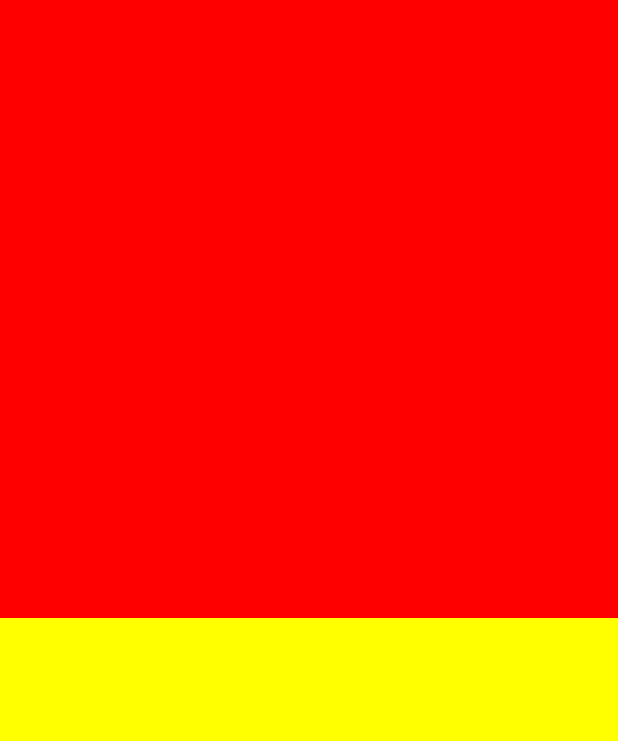
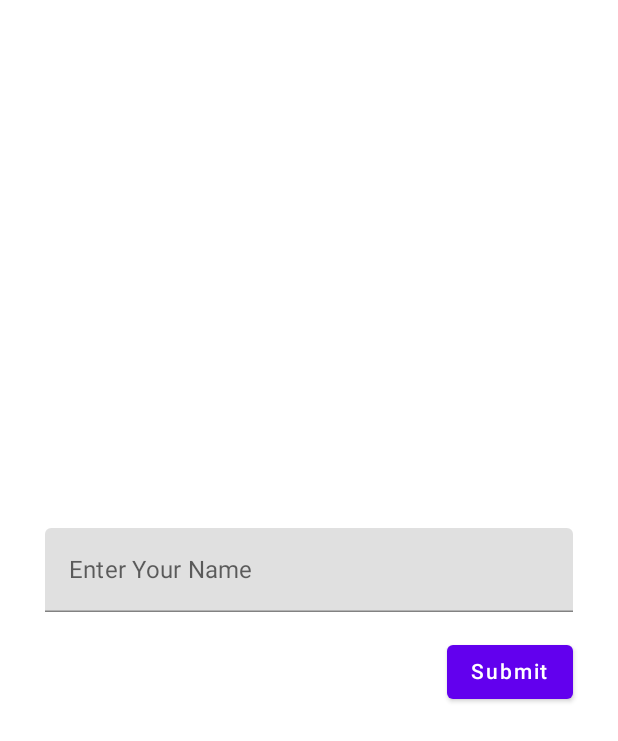
Before and after one commit to hanselgunawan/jetpack-compose, an Android app built with Jetpack Compose: the screen it shows after launch (MainActivity), on a phone screen of 412 x 824 dp. Shown: the top 741 px of the screen. Run offline under Robolectric (Android 15) with nearby library versions, the phone set to English and light mode, and no system bars.

Commit message:
TextField & Button - Compose

```diff
--- a/app/src/main/java/com/example/jetpackcompose/MainActivity.kt
+++ b/app/src/main/java/com/example/jetpackcompose/MainActivity.kt
@@ -3,84 +3,72 @@ package com.example.jetpackcompose
 import android.os.Bundle
 import androidx.activity.ComponentActivity
 import androidx.activity.compose.setContent
-import androidx.compose.foundation.Image
-import androidx.compose.foundation.background
-import androidx.compose.foundation.clickable
+import androidx.compose.foundation.layout.Arrangement
 import androidx.compose.foundation.layout.Box
 import androidx.compose.foundation.layout.Column
+import androidx.compose.foundation.layout.Spacer
 import androidx.compose.foundation.layout.fillMaxSize
 import androidx.compose.foundation.layout.fillMaxWidth
 import androidx.compose.foundation.layout.height
 import androidx.compose.foundation.layout.padding
-import androidx.compose.foundation.shape.RoundedCornerShape
-import androidx.compose.material.Card
+import androidx.compose.material.Button
+import androidx.compose.material.Scaffold
 import androidx.compose.material.Text
-import androidx.compose.runtime.Composable
+import androidx.compose.material.TextField
+import androidx.compose.material.rememberScaffoldState
+import androidx.compose.runtime.getValue
 import androidx.compose.runtime.mutableStateOf
 import androidx.compose.runtime.remember
+import androidx.compose.runtime.rememberCoroutineScope
+import androidx.compose.runtime.setValue
 import androidx.compose.ui.Alignment
 import androidx.compose.ui.Modifier
-import androidx.compose.ui.graphics.Brush
-import androidx.compose.ui.graphics.Color
-import androidx.compose.ui.graphics.painter.Painter
-import androidx.compose.ui.layout.ContentScale
-import androidx.compose.ui.res.painterResource
-import androidx.compose.ui.text.SpanStyle
-import androidx.compose.ui.text.TextStyle
-import androidx.compose.ui.text.buildAnnotatedString
-import androidx.compose.ui.text.font.Font
-import androidx.compose.ui.text.font.FontFamily
-import androidx.compose.ui.text.font.FontStyle
-import androidx.compose.ui.text.font.FontWeight
-import androidx.compose.ui.text.style.TextAlign
-import androidx.compose.ui.text.style.TextDecoration
-import androidx.compose.ui.text.withStyle
 import androidx.compose.ui.unit.dp
-import androidx.compose.ui.unit.sp
-import kotlin.random.Random
+import kotlinx.coroutines.launch
 
 class MainActivity : ComponentActivity() {
     override fun onCreate(savedInstanceState: Bundle?) {
         super.onCreate(savedInstanceState)
         setContent {
-            Column(modifier = Modifier
-                .fillMaxSize()
+            val scaffoldState = rememberScaffoldState()
+            var textFieldState by remember { mutableStateOf("") }
+            val scope = rememberCoroutineScope()
+
+            Scaffold(
+                modifier = Modifier.fillMaxSize(),
+                scaffoldState = scaffoldState
             ) {
-                // Remember the value from the last composition
-                // So it won't reset the value on every re-composition
-                val state = remember { mutableStateOf(Color.Yellow) }
-                ColorBox(
-                    Modifier
+                Column(
+                    horizontalAlignment = Alignment.CenterHorizontally,
+                    verticalArrangement = Arrangement.Center,
+                    modifier = Modifier
                         .fillMaxSize()
-                        .weight(1f)
+                        .padding(horizontal = 30.dp)
                 ) {
-                    state.value = it
+                    TextField(
+                        value = textFieldState,
+                        label = {
+                            Text(text = "Enter Your Name")
+                        },
+                        onValueChange = {
+                            textFieldState = it
+                        },
+                        singleLine = true,
+                        modifier = Modifier.fillMaxWidth()
+                    )
+                    Spacer(modifier = Modifier.height(16.dp))
+                    Box(modifier = Modifier.align(alignment = Alignment.End)) {
+                        Button(onClick = {
+                            scope.launch {
+                                scaffoldState.snackbarHostState.showSnackbar("Hello $textFieldState!")
+                            }
+                        }) {
+                            Text("Submit")
+                        }
+                    }
+
                 }
-                Box(modifier = Modifier
-                    .background(state.value)
-                    .weight(1f)
-                    .fillMaxSize())
             }
         }
     }
 }
-
-@Composable
-fun ColorBox(
-    modifier: Modifier = Modifier,
-    updateColor: (Color) -> Unit
-) {
-    Box(modifier = modifier
-        .background(Color.Red)
-        .clickable {
-            updateColor(
-                Color(
-                    Random.nextFloat(),
-                    Random.nextFloat(),
-                    Random.nextFloat(),
-                    1f
-                )
-            )
-        }
-    )
-}
```
